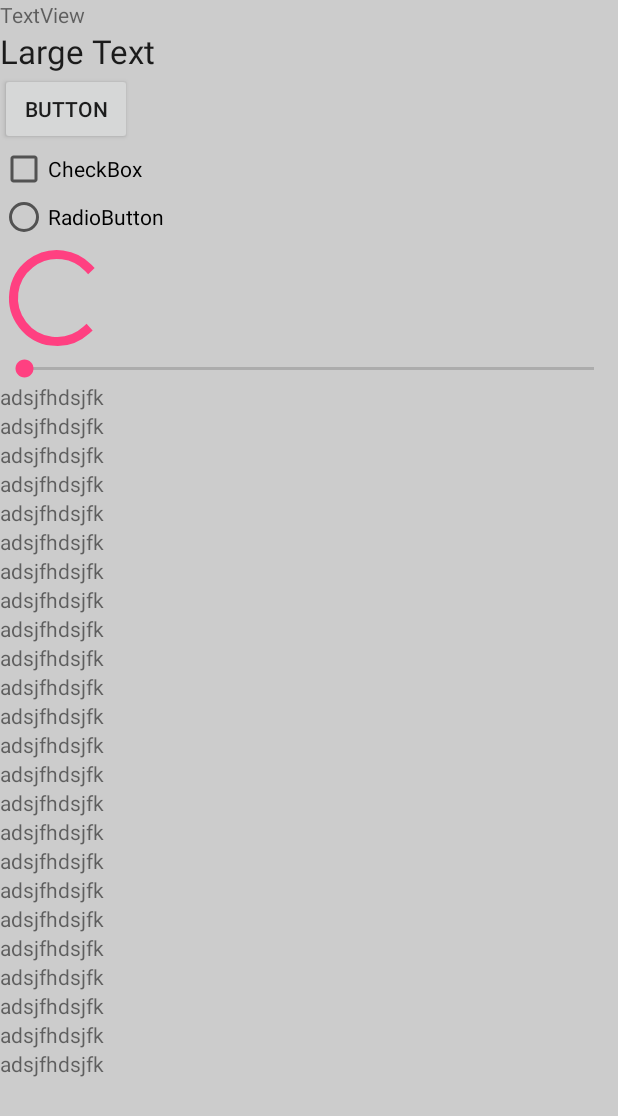
After one commit to 15968105952/AndroidStudy, an Android app: the layout view_my.xml on its own in the app's theme, with its tools: preview values and no code run, on a phone screen of 412 x 824 dp. The commit adds this screen. Shown: the top 1116 px of the screen. Run offline under Robolectric (Android 15) with nearby library versions, the phone set to English and light mode, and no system bars.

Commit message:
添加自定义viewpager控件

```diff
--- a/app/src/main/AndroidManifest.xml
+++ b/app/src/main/AndroidManifest.xml
@@ -84,6 +84,12 @@
         <!-- 水波纹自定义控件 -->
         <activity
             android:name=".activity.WaterRippleActivity"
+            android:configChanges="keyboardHidden|orientation|locale"
+            android:screenOrientation="portrait"
+            android:windowSoftInputMode="adjustResize" />
+        <!-- 轮播图自定义控件 -->
+        <activity
+            android:name=".activity.RotationChartActivity"
             android:configChanges="keyboardHidden|orientation|locale"
             android:screenOrientation="portrait"
             android:windowSoftInputMode="adjustResize" />
--- a/app/src/main/java/com/lahm/learndaemon/activity/CustomControlActivity.java
+++ b/app/src/main/java/com/lahm/learndaemon/activity/CustomControlActivity.java
@@ -27,7 +27,7 @@ public class CustomControlActivity extends BaseActivity {
 
     }
 
-    @OnClick({R.id.tv_axisRecord, R.id.tv_switch, R.id.tv_water_ripple})
+    @OnClick({R.id.tv_axisRecord, R.id.tv_switch, R.id.tv_water_ripple, R.id.tv_rotation_chart})
     public void onViewClicked(View view) {
         switch (view.getId()) {
             case R.id.tv_axisRecord:
@@ -39,6 +39,9 @@ public class CustomControlActivity extends BaseActivity {
             case R.id.tv_water_ripple:
                 startActivity(WaterRippleActivity.class);
                 break;
+            case R.id.tv_rotation_chart:
+                startActivity(RotationChartActivity.class);
+                break;
         }
     }
 
--- a/app/src/main/res/layout/activity_custom_control.xml
+++ b/app/src/main/res/layout/activity_custom_control.xml
@@ -25,5 +25,10 @@
             android:id="@+id/tv_water_ripple"
             android:text="自定义水波纹"
             style="@style/item_textview"></TextView>
+
+        <TextView
+            android:id="@+id/tv_rotation_chart"
+            android:text="自定义轮播图"
+            style="@style/item_textview"></TextView>
     </LinearLayout>
 </android.support.v4.widget.NestedScrollView>
--- /dev/null
+++ b/app/src/main/res/layout/view_my.xml
@@ -0,0 +1,184 @@
+<?xml version="1.0" encoding="utf-8"?>
+<LinearLayout xmlns:android="http://schemas.android.com/apk/res/android"
+    android:layout_width="match_parent"
+    android:layout_height="match_parent"
+    android:background="#CCCCCC"
+    android:orientation="vertical" >
+
+    <TextView
+        android:id="@+id/textView1"
+        android:layout_width="wrap_content"
+        android:layout_height="wrap_content"
+        android:text="TextView" />
+
+    <TextView
+        android:id="@+id/textView2"
+        android:layout_width="wrap_content"
+        android:layout_height="wrap_content"
+        android:text="Large Text"
+        android:textAppearance="?android:attr/textAppearanceLarge" />
+
+    <Button
+        android:id="@+id/button1"
+        android:layout_width="wrap_content"
+        android:layout_height="wrap_content"
+        android:text="Button" />
+
+    <CheckBox
+        android:id="@+id/checkBox1"
+        android:layout_width="wrap_content"
+        android:layout_height="wrap_content"
+        android:text="CheckBox" />
+
+    <RadioButton
+        android:id="@+id/radioButton1"
+        android:layout_width="wrap_content"
+        android:layout_height="wrap_content"
+        android:text="RadioButton" />
+
+    <ProgressBar
+        android:id="@+id/progressBar1"
+        style="?android:attr/progressBarStyleLarge"
+        android:layout_width="wrap_content"
+        android:layout_height="wrap_content" />
+
+    <SeekBar
+        android:id="@+id/seekBar1"
+        android:layout_width="match_parent"
+        android:layout_height="wrap_content" />
+
+    <!-- 里面的直接子控件只能有一个 -->
+
+    <ScrollView
+        android:layout_width="fill_parent"
+        android:layout_height="fill_parent" >
+
+        <LinearLayout
+            android:layout_width="fill_parent"
+            android:layout_height="wrap_content"
+            android:orientation="vertical" >
+
+            <TextView
+                android:layout_width="wrap_content"
+                android:layout_height="wrap_content"
+                android:text="adsjfhdsjfk" />
+
+            <TextView
+                android:layout_width="wrap_content"
+                android:layout_height="wrap_content"
+                android:text="adsjfhdsjfk" />
+
+            <TextView
+                android:layout_width="wrap_content"
+                android:layout_height="wrap_content"
+                android:text="adsjfhdsjfk" />
+
+            <TextView
+                android:layout_width="wrap_content"
+                android:layout_height="wrap_content"
+                android:text="adsjfhdsjfk" />
+
+            <TextView
+                android:layout_width="wrap_content"
+                android:layout_height="wrap_content"
+                android:text="adsjfhdsjfk" />
+
+            <TextView
+                android:layout_width="wrap_content"
+                android:layout_height="wrap_content"
+                android:text="adsjfhdsjfk" />
+
+            <TextView
+                android:layout_width="wrap_content"
+                android:layout_height="wrap_content"
+                android:text="adsjfhdsjfk" />
+
+            <TextView
+                android:layout_width="wrap_content"
+                android:layout_height="wrap_content"
+                android:text="adsjfhdsjfk" />
+
+            <TextView
+                android:layout_width="wrap_content"
+                android:layout_height="wrap_content"
+                android:text="adsjfhdsjfk" />
+
+            <TextView
+                android:id="@+id/asd"
+                android:layout_width="wrap_content"
+                android:layout_height="wrap_content"
+                android:text="adsjfhdsjfk" />
+
+            <TextView
+                android:layout_width="wrap_content"
+                android:layout_height="wrap_content"
+                android:text="adsjfhdsjfk" />
+
+            <TextView
+                android:layout_width="wrap_content"
+                android:layout_height="wrap_content"
+                android:text="adsjfhdsjfk" />
+
+            <TextView
+                android:layout_width="wrap_content"
+                android:layout_height="wrap_content"
+                android:text="adsjfhdsjfk" />
+
+            <TextView
+                android:layout_width="wrap_content"
+                android:layout_height="wrap_content"
+                android:text="adsjfhdsjfk" />
+
+            <TextView
+                android:layout_width="wrap_content"
+                android:layout_height="wrap_content"
+                android:text="adsjfhdsjfk" />
+
+            <TextView
+                android:layout_width="wrap_content"
+                android:layout_height="wrap_content"
+                android:text="adsjfhdsjfk" />
+
+            <TextView
+                android:layout_width="wrap_content"
+                android:layout_height="wrap_content"
+                android:text="adsjfhdsjfk" />
+
+            <TextView
+                android:layout_width="wrap_content"
+                android:layout_height="wrap_content"
+                android:text="adsjfhdsjfk" />
+
+            <TextView
+                android:layout_width="wrap_content"
+                android:layout_height="wrap_content"
+                android:text="adsjfhdsjfk" />
+
+            <TextView
+                android:layout_width="wrap_content"
+                android:layout_height="wrap_content"
+                android:text="adsjfhdsjfk" />
+
+            <TextView
+                android:layout_width="wrap_content"
+                android:layout_height="wrap_content"
+                android:text="adsjfhdsjfk" />
+
+            <TextView
+                android:layout_width="wrap_content"
+                android:layout_height="wrap_content"
+                android:text="adsjfhdsjfk" />
+
+            <TextView
+                android:layout_width="wrap_content"
+                android:layout_height="wrap_content"
+                android:text="adsjfhdsjfk" />
+
+            <TextView
+                android:layout_width="wrap_content"
+                android:layout_height="wrap_content"
+                android:text="adsjfhdsjfk" />
+        </LinearLayout>
+    </ScrollView>
+
+</LinearLayout>
```
Also changed, not shown: app/src/main/java/com/lahm/learndaemon/activity/RotationChartActivity.java (added, +63 -0 lines), app/src/main/java/com/lahm/learndaemon/view/MyScroller.java (added, +60 -0 lines), app/src/main/java/com/lahm/learndaemon/view/RotationChartView.java (added, +300 -0 lines), app/src/main/res/layout/activity_rotation_chart.xml (added, +17 -0 lines), app/src/main/res/mipmap-hdpi/a1.jpg (added), app/src/main/res/mipmap-hdpi/a2.jpg (added), app/src/main/res/mipmap-hdpi/a3.jpg (added), app/src/main/res/mipmap-mdpi/a4.jpg (added), app/src/main/res/mipmap-mdpi/a5.jpg (added), app/src/main/res/mipmap-mdpi/a6.jpg (added).
